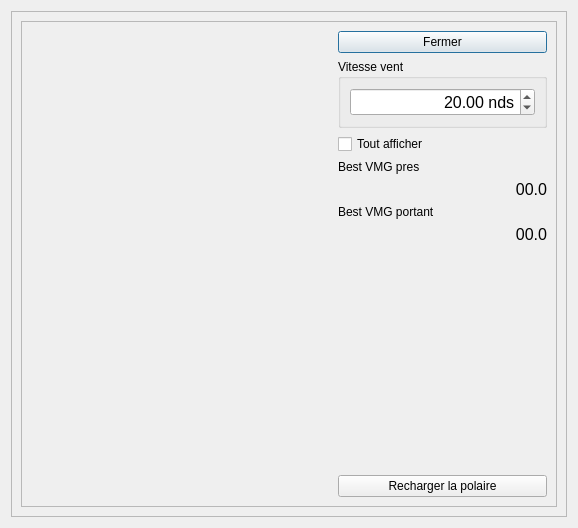
The window that src/Ui/dialogviewpolar.ui (nohal/qtVlm) describes before a commit, drawn with Qt 5.
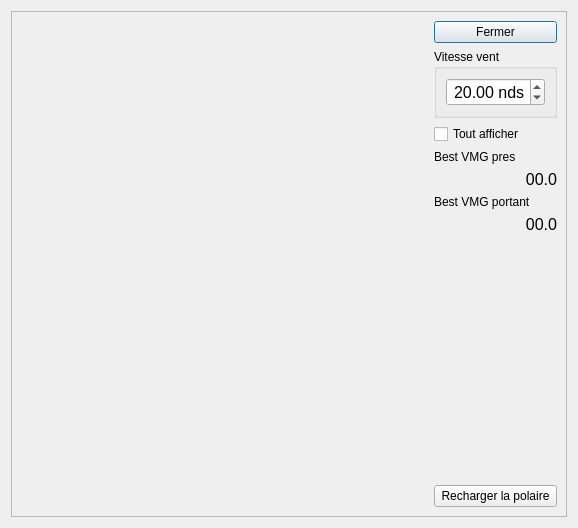
The same window after the commit.

Diff of the .ui file:
```diff
--- a/src/Ui/dialogviewpolar.ui
+++ b/src/Ui/dialogviewpolar.ui
@@ -28,28 +28,19 @@
         <height>508</height>
        </rect>
       </property>
-      <layout class="QVBoxLayout" name="verticalLayout_4">
-       <item>
-        <widget class="QFrame" name="frame">
-         <property name="frameShape">
-          <enum>QFrame::StyledPanel</enum>
-         </property>
-         <property name="frameShadow">
-          <enum>QFrame::Sunken</enum>
-         </property>
          <layout class="QHBoxLayout" name="horizontalLayout">
           <item>
            <widget class="QLabel" name="imageContainer">
             <property name="sizePolicy">
-             <sizepolicy hsizetype="Fixed" vsizetype="Fixed">
+          <sizepolicy hsizetype="MinimumExpanding" vsizetype="MinimumExpanding">
               <horstretch>0</horstretch>
               <verstretch>0</verstretch>
              </sizepolicy>
             </property>
             <property name="minimumSize">
              <size>
-              <width>301</width>
-              <height>441</height>
+           <width>300</width>
+           <height>440</height>
              </size>
             </property>
             <property name="text">
@@ -158,15 +149,12 @@
             </item>
             <item>
              <widget class="QLabel" name="info">
-              <property name="minimumSize">
-               <size>
-                <width>171</width>
-                <height>121</height>
-               </size>
-              </property>
               <property name="text">
                <string/>
               </property>
+           <property name="wordWrap">
+            <bool>false</bool>
+           </property>
              </widget>
             </item>
             <item>
@@ -193,9 +181,6 @@
           </item>
          </layout>
         </widget>
-       </item>
-      </layout>
-     </widget>
     </widget>
    </item>
   </layout>
```
Left out of the diff: 19 changed lines with no effect on the pictures. Lines whose indentation alone changed are shown as unchanged.
